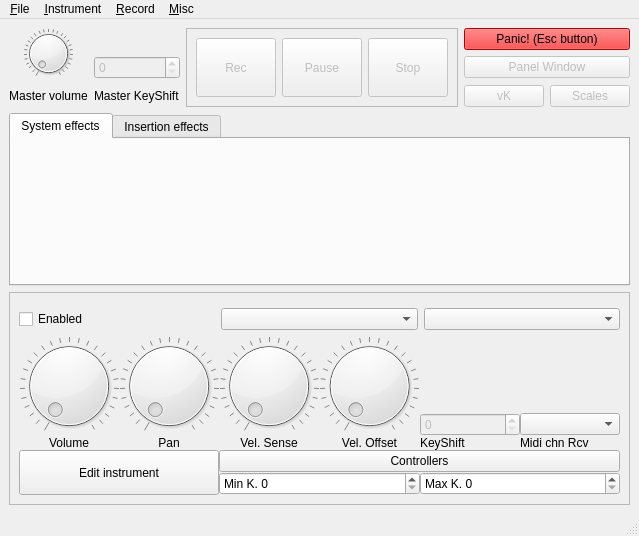
saidinesh5/ZynAddSubFX, file src/NewUI/MasterUI.ui: the form before one commit.
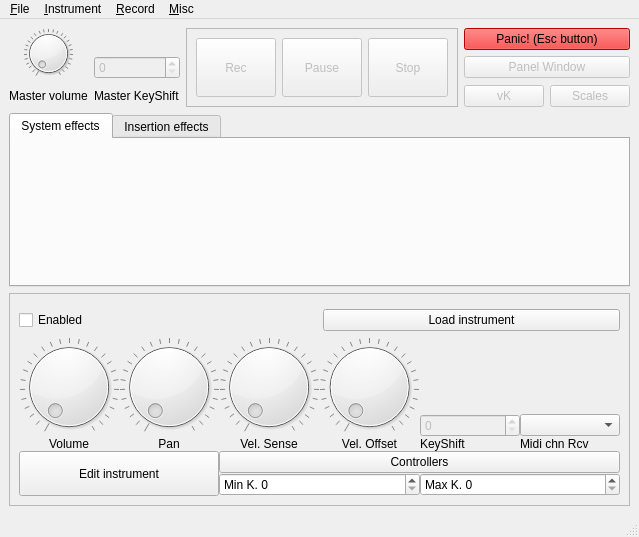
The form after the commit. Custom widgets are drawn as their Qt base class.

Commit message: Adding an all-new bank loader widget

```diff
--- a/src/NewUI/MasterUI.ui
+++ b/src/NewUI/MasterUI.ui
@@ -6,8 +6,8 @@
    <rect>
     <x>0</x>
     <y>0</y>
-    <width>608</width>
-    <height>536</height>
+    <width>609</width>
+    <height>537</height>
    </rect>
   </property>
   <property name="windowTitle">
@@ -637,16 +637,9 @@
           </widget>
          </item>
          <item>
-          <widget class="ComboBox" name="comboBox">
-           <property name="controlId" stdset="0">
-            <string>Bank</string>
-           </property>
-          </widget>
-         </item>
-         <item>
-          <widget class="ComboBox" name="comboBox_2">
-           <property name="controlId" stdset="0">
-            <string>BankInstrument</string>
+          <widget class="QPushButton" name="loadInstrumentButton">
+           <property name="text">
+            <string>Load instrument</string>
            </property>
           </widget>
          </item>
```
Left out of the diff: 4 changed lines with no effect on the pictures. The commit also changes 6 other files.
